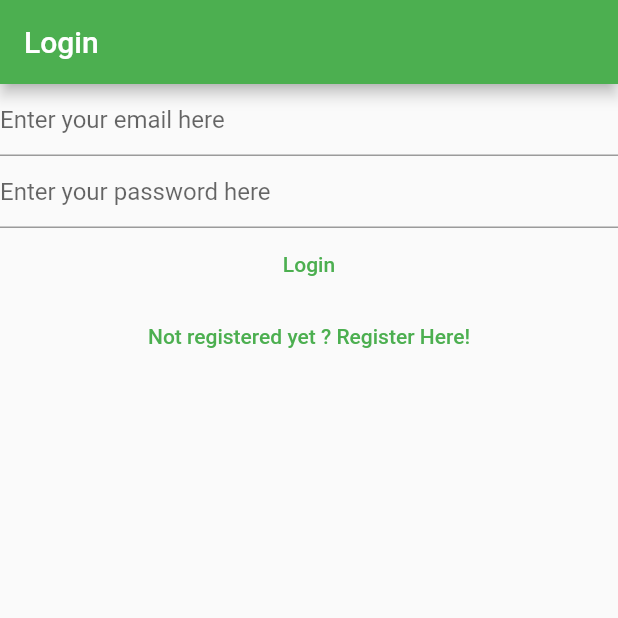
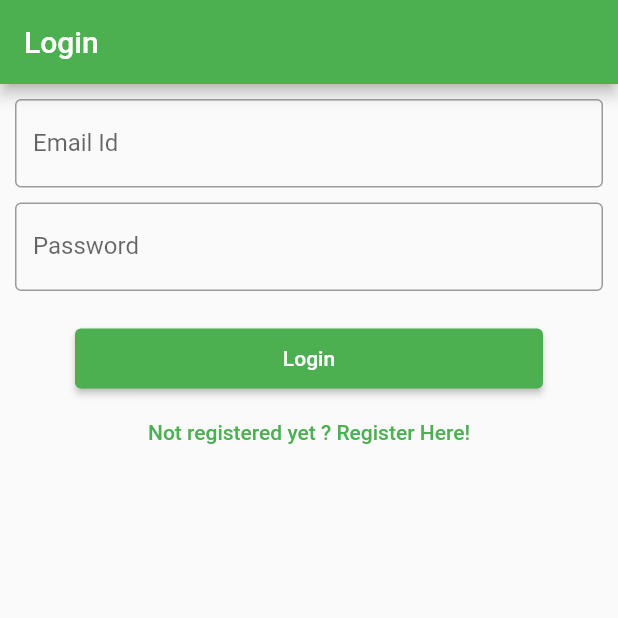
Before and after one commit to Swagnik02/todo, a Flutter app: the screen it shows after launch, on a phone screen of 412 x 824 dp, the top half of it. Run offline on Flutter 3.47's test engine with Material 2 defaults, Android fonts, the phone set to English and light mode, and no system bars; our stand-ins replace cloud_firestore, firebase_auth, firebase_core, fluttertoast, google_fonts; accounts and stored records are empty.

Commit message:
improved ui in LogIn view

```diff
--- a/lib/views/login_view.dart
+++ b/lib/views/login_view.dart
@@ -1,15 +1,9 @@
-// import 'dart:html';
-
 // ignore_for_file: use_build_context_synchronously
 
 import 'package:firebase_auth/firebase_auth.dart';
-// import 'package:firebase_core/firebase_core.dart';
 import 'package:flutter/material.dart';
-// import '../firebase_options.dart';
 import 'dart:developer' as devtools show log;
-
 import 'package:todo/constants/routes.dart';
-
 import '../utilities/show_error_dialogue.dart';
 
 class LoginView extends StatefulWidget {
@@ -43,7 +37,9 @@ class _LoginViewState extends State<LoginView> {
       appBar: AppBar(
         title: const Text('Login'),
       ),
-      body: Column(
+      body: Container(
+        padding: const EdgeInsets.all(10),
+        child: Column(
           children: [
             TextField(
               controller: _email,
@@ -52,18 +48,45 @@ class _LoginViewState extends State<LoginView> {
               keyboardType: TextInputType.emailAddress,
               decoration: const InputDecoration(
                 hintText: 'Enter your email here',
+                labelText: 'Email Id',
+                border: OutlineInputBorder(),
               ),
             ),
+            const SizedBox(height: 10),
             TextField(
               controller: _password,
               obscureText: true,
               enableSuggestions: false,
               autocorrect: false,
               decoration: const InputDecoration(
+                labelText: 'Password',
                 hintText: 'Enter your password here',
+                border: OutlineInputBorder(),
               ),
             ),
-          TextButton(
+            const SizedBox(height: 20),
+            Container(
+              padding: const EdgeInsets.only(
+                top: 5,
+                bottom: 5,
+                left: 40,
+                right: 40,
+              ),
+              width: double.infinity,
+              height: 50,
+              child: ElevatedButton(
+                style: ButtonStyle(backgroundColor:
+                    MaterialStateProperty.resolveWith<Color>(
+                        (Set<MaterialState> states) {
+                  if (states.contains(MaterialState.pressed)) {
+                    return const Color.fromARGB(255, 32, 132, 37);
+                  }
+                  return Theme.of(context).primaryColor;
+                })),
+                child: const Text(
+                  'Login',
+                  // style: GoogleFonts.roboto(fontSize: 18),
+                ),
                 onPressed: () async {
                   final email = _email.text;
                   final password = _password.text;
@@ -103,7 +126,7 @@ class _LoginViewState extends State<LoginView> {
                     );
                   }
                 },
-            child: const Text('Login'),
+              ),
             ),
             TextButton(
                 onPressed: () {
@@ -115,6 +138,7 @@ class _LoginViewState extends State<LoginView> {
                 child: const Text('Not registered yet ? Register Here!'))
           ],
         ),
+      ),
     );
   }
 }
```
Lines whose indentation alone changed are shown as unchanged.
